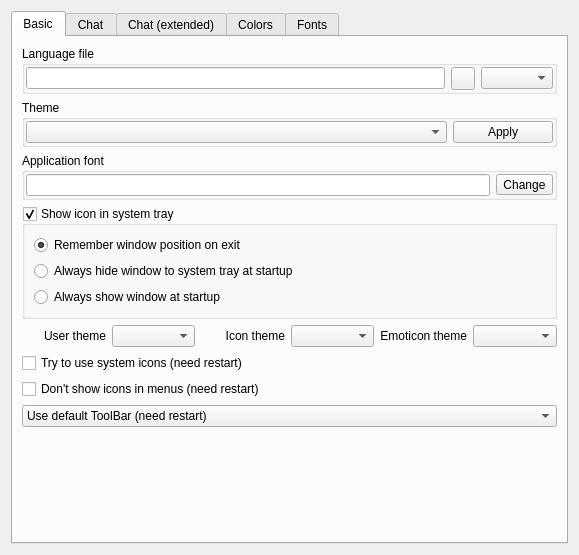
Old version of the form eiskaltdcpp-qt/ui/UISettingsGUI.ui in the repository eiskaltdcpp/eiskaltdcpp.
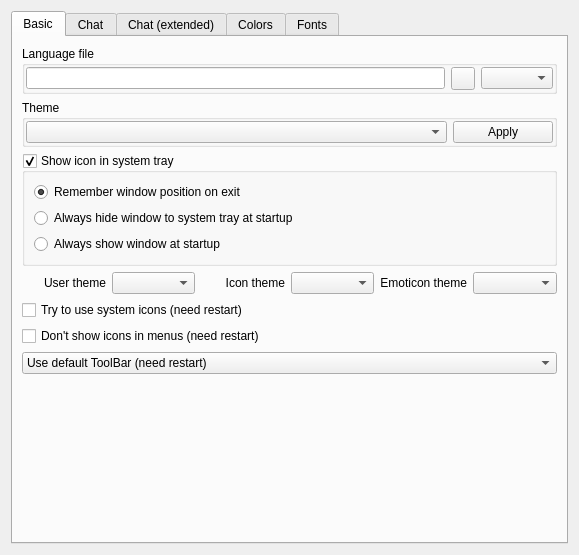
New version of the form. Custom widgets are drawn as their Qt base class.

Commit message:
[Qt] Removed option of changing font for whole application
from settings. System fonts for menus, text labels, progress bars and
other indicators are always used now. Fonts for chat messages are still
configurable.

What changed in the file:
```diff
--- a/eiskaltdcpp-qt/ui/UISettingsGUI.ui
+++ b/eiskaltdcpp-qt/ui/UISettingsGUI.ui
@@ -77,28 +77,6 @@
          </layout>
         </widget>
        </item>
-       <item>
-        <widget class="QGroupBox" name="groupBox_4">
-         <property name="title">
-          <string>Application font</string>
-         </property>
-         <layout class="QGridLayout" name="gridLayout_7">
-          <property name="margin">
-           <number>1</number>
-          </property>
-          <item row="0" column="0">
-           <widget class="LineEdit" name="lineEdit_APPFONT"/>
-          </item>
-          <item row="0" column="1">
-           <widget class="QToolButton" name="toolButton_APPFONTBROWSE">
-            <property name="text">
-             <string>Change</string>
-            </property>
-           </widget>
-          </item>
-         </layout>
-        </widget>
-       </item>
        <item>
         <widget class="QGroupBox" name="groupBox_TRAY">
          <property name="title">
```
The commit also changes 7 other files.
